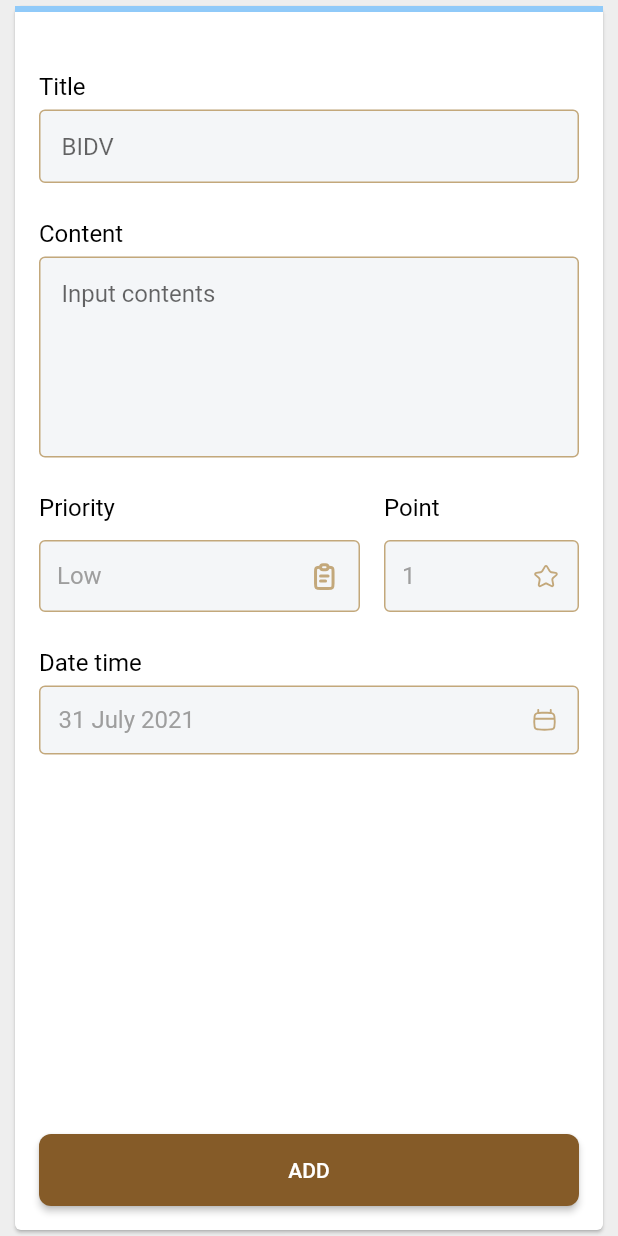
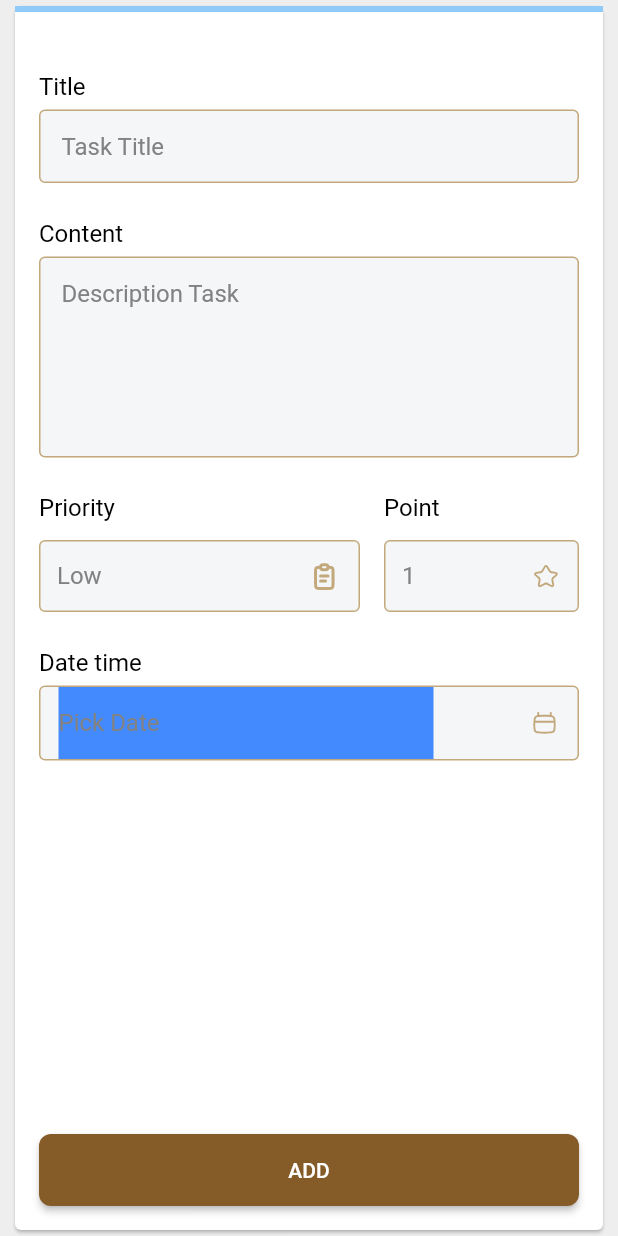
Before and after one commit to nghevabe/TodoApp, a Flutter app: the SignUpScreen screen opened directly, on a phone screen of 412 x 824 dp. Run offline on Flutter 3.47's test engine with Material 2 defaults, Android fonts, the phone set to English and light mode, and no system bars; our stand-ins replace flutter_svg, hexcolor.

Commit message:
Create logic date picker

```diff
--- a/lib/add_task_screen.dart
+++ b/lib/add_task_screen.dart
@@ -2,6 +2,7 @@ import 'package:flutter/cupertino.dart';
 import 'package:flutter/material.dart';
 import 'package:hexcolor/hexcolor.dart';
 import 'package:flutter_svg/flutter_svg.dart';
+import 'package:intl/intl.dart';
 
 class AddTaskScreen extends StatelessWidget {
   const AddTaskScreen();
@@ -71,9 +72,10 @@ class _SignUpFormState extends State<SignUpForm> {
             margin: EdgeInsets.only(left: 16, right: 16),
             child: TextField(
               decoration: InputDecoration(
-                  hintText: 'BIDV',
+                  hintText: 'Task Title',
                   filled: true,
                   fillColor: HexColor("#F4F6F8"),
+                  hintStyle: TextStyle(fontSize: 16.0, color: HexColor("#828282")),
                   contentPadding: const EdgeInsets.all(15),
                   enabledBorder:  OutlineInputBorder(
                     // width: 0.0 produces a thin "hairline" border
@@ -108,9 +110,10 @@ class _SignUpFormState extends State<SignUpForm> {
               minLines: 1, // <-- SEE HERE
               maxLines: 5,
               decoration: InputDecoration(
-                  hintText: 'Input contents',
+                  hintText: 'Description Task',
                   filled: true,
                   fillColor: HexColor("#F4F6F8"),
+                  hintStyle: TextStyle(fontSize: 16.0, color: HexColor("#828282")),
                   contentPadding: const EdgeInsets.only(left: 15, top: 15, right: 15, bottom: 100),
                   enabledBorder: OutlineInputBorder(
                     // width: 0.0 produces a thin "hairline" border
@@ -144,7 +147,7 @@ class _SignUpFormState extends State<SignUpForm> {
                 )),
           ),
           SizedBox(height: 6),
-          _datePicker(),
+          DatePicker(),
           SizedBox(height: 32),
           Expanded(child: Container()),
           _btnAdd(),
@@ -230,7 +233,7 @@ Widget _pointPicker() {
                         //Icon color
                         style: TextStyle(
                           //te
-                            color: Colors.grey, //Font color
+                            color: HexColor("#828282"), //Font color
                             fontSize: 16 //font size on dropdown button
                         ),
                         dropdownColor: HexColor("#855B28"), //dropdown background color
@@ -301,7 +304,7 @@ Widget _priorityPicker() {
                         child: SvgPicture.asset('assets/ic_task.svg', color: HexColor("#C3A87B"),)),
                     iconEnabledColor: HexColor("#C3A87B"), //Icon color
                     style: TextStyle(  //te
-                        color: Colors.grey, //Font color
+                        color: HexColor("#828282"), //Font color
                         fontSize: 16 //font size on dropdown button
                     ),
                     dropdownColor: HexColor("#855B28"), //dropdown background color
@@ -365,3 +368,82 @@ Widget _btnAdd() {
   );
 
 }
+
+class DatePicker extends StatefulWidget {
+  @override
+  State<StatefulWidget> createState() {
+    return _DatePicker();
+  }
+}
+
+class _DatePicker extends State<DatePicker> {
+  TextEditingController dateInput = TextEditingController();
+
+  @override
+  void initState() {
+    dateInput.text = ""; //set the initial value of text field
+    super.initState();
+  }
+
+  @override
+  Widget build(BuildContext context) {
+    return Container(
+
+        padding: EdgeInsets.only(left: 12.0, right: 12.0),
+        decoration: BoxDecoration(
+          color: HexColor("#F4F6F8"), //background color of dropdown button
+          border: Border.all(color: HexColor("#C3A87B"), width:1), //border of dropdown button
+          borderRadius: BorderRadius.circular(4), //border raiuds of dropdown button
+        ),
+        margin: EdgeInsets.only(left: 16, right: 16),
+        child: Row (
+          mainAxisAlignment: MainAxisAlignment.center,
+          crossAxisAlignment: CrossAxisAlignment.center,
+          children: [
+            Container(
+              width: 250.0,
+              color: Colors.blueAccent,
+              child: TextField(
+                controller: dateInput,
+//editing controller of this TextField
+                decoration: InputDecoration(
+                  border: InputBorder.none,
+                  hintText: 'Pick Date',
+                  hintStyle: TextStyle(fontSize: 16.0, color: HexColor("#828282")),
+                ),
+                readOnly: true,
+//set it true, so that user will not able to edit text
+                onTap: () async {
+                  DateTime? pickedDate = await showDatePicker(
+                      context: context,
+                      initialDate: DateTime.now(),
+                      firstDate: DateTime(1950),
+//DateTime.now() - not to allow to choose before today.
+                      lastDate: DateTime(2100));
+
+                  if (pickedDate != null) {
+                    print(
+                        pickedDate); //pickedDate output format => 2021-03-10 00:00:00.000
+                    String formattedDate =
+                    DateFormat('yyyy-MM-dd').format(pickedDate);
+                    print(
+                        formattedDate); //formatted date output using intl package =>  2021-03-16
+                    setState(() {
+                      dateInput.text =
+                          formattedDate; //set output date to TextField value.
+                    });
+                  } else {}
+                },
+              ),
+            ),
+
+            Expanded(child: Container(
+              alignment: Alignment.centerRight,
+              child: SvgPicture.asset('assets/ic_calender.svg',
+                  color: HexColor("#C3A87B")),))
+          ],
+        )
+
+    );
+  }
+}
--- a/pubspec.yaml
+++ b/pubspec.yaml
@@ -29,7 +29,7 @@ environment:
 dependencies:
   flutter:
     sdk: flutter
-
+  intl: ^0.17.0
 
   # The following adds the Cupertino Icons font to your application.
   # Use with the CupertinoIcons class for iOS style icons.
```
Also changed, not shown: pubspec.lock.
